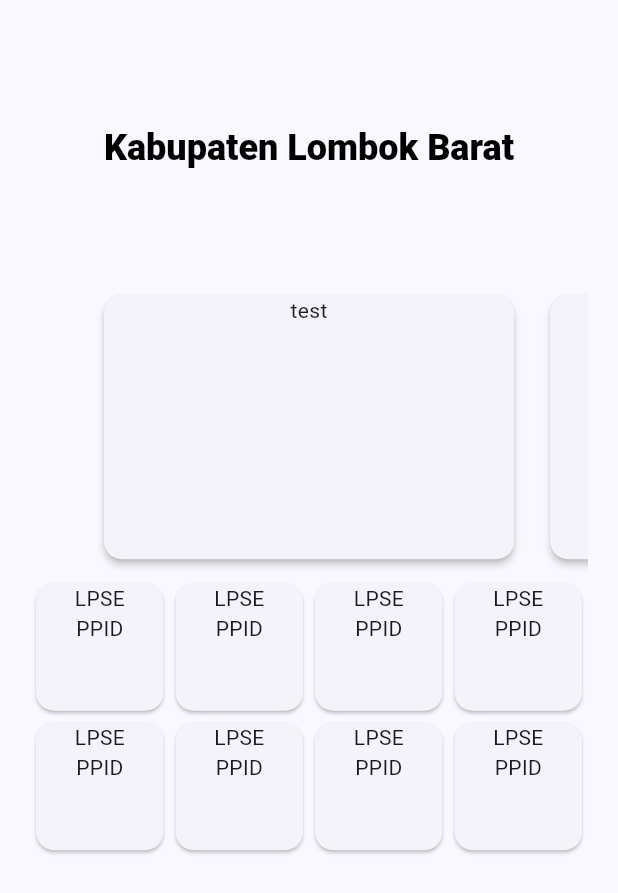
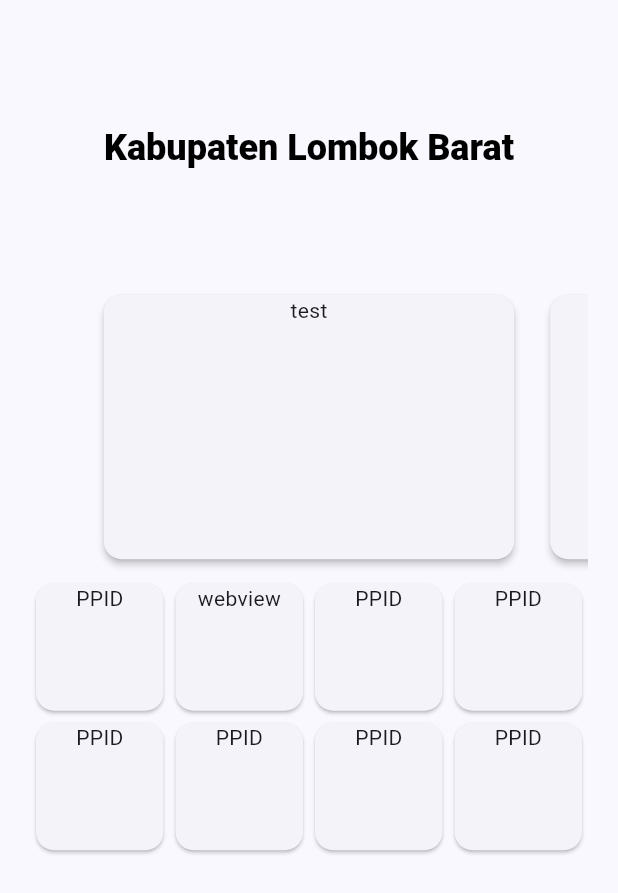
Before and after one commit to Pujiarto-Tri/lombokbarat_dashboard, a Flutter app: the screen it shows after launch, on a phone screen of 412 x 824 dp. Shown: the top 893 px of the screen. Run offline on Flutter 3.47's test engine with Material 2 defaults, Android fonts, the phone set to English and light mode, and no system bars; our stand-ins replace webview_flutter; missing offline and left inert: webview_flutter_android, webview_flutter_wkwebview.

Commit message:
modified:   lib/main.dart 	modified:   lib/screens/home_screen.dart 	modified:   lib/screens/lobar_dashboard/dashboard.dart 	modified:   lib/screens/screen.dart 	new file:   lib/screens/webview_screen/webview_screen.dart 	modified:   pubspec.lock 	modified:   pubspec.yaml

```diff
--- a/lib/main.dart
+++ b/lib/main.dart
@@ -24,6 +24,7 @@
         LaporanLayananScreen.routeName: (context) =>
             const LaporanLayananScreen(),
         DashboardScreen.routeName: (context) => const DashboardScreen(),
+        WebViewScreen.routeName: (context) => const WebViewScreen(),
       },
     );
   }
--- a/lib/screens/home_screen.dart
+++ b/lib/screens/home_screen.dart
@@ -1,5 +1,4 @@
 import 'package:flutter/material.dart';
-import 'package:ppid_flutter/screens/search_result_screen.dart';
 import '../models/ppid_api_model.dart';
 // import '../widgets/bottom_nav_bar.dart';
 import 'screen.dart';
--- a/lib/screens/lobar_dashboard/dashboard.dart
+++ b/lib/screens/lobar_dashboard/dashboard.dart
@@ -110,6 +110,7 @@
       child: GridView.count(
         crossAxisCount: 4, // 3 columns
         children: List.generate(8, (index) {
+          if (index == 0) {
             return SizedBox(
               height: 20,
               width: 20,
@@ -120,11 +121,42 @@
                     Navigator.pushNamed(context, HomeScreen.routeName);
                   },
                   child: Column(
-                  children: const <Widget>[Text("LPSE"), Text("PPID")],
+                    children: const <Widget>[Text("PPID")],
                   ),
                 ),
               ),
             );
+          } else if (index == 1) {
+            return SizedBox(
+              height: 20,
+              width: 20,
+              child: Card(
+                elevation: 1,
+                child: InkWell(
+                  onTap: () {
+                    Navigator.pushNamed(context, WebViewScreen.routeName);
+                  },
+                  child: Column(
+                    children: const <Widget>[Text("webview")],
+                  ),
+                ),
+              ),
+            );
+          } else {
+            return SizedBox(
+              height: 20,
+              width: 20,
+              child: Card(
+                elevation: 1,
+                child: InkWell(
+                  onTap: () {},
+                  child: Column(
+                    children: const <Widget>[Text("PPID")],
+                  ),
+                ),
+              ),
+            );
+          }
         }),
       ),
     );
--- a/lib/screens/screen.dart
+++ b/lib/screens/screen.dart
@@ -3,3 +3,5 @@
 export 'laporan_pelayanan_screen.dart';
 export 'lobar_dashboard/dashboard.dart';
 export 'permohonan_informasi_screen.dart';
+export 'search_result_screen.dart';
+export 'webview_screen/webview_screen.dart';
--- a/pubspec.yaml
+++ b/pubspec.yaml
@@ -41,6 +41,7 @@
   cupertino_icons: ^1.0.2
   json_serializable: ^6.5.4
   json_annotation: ^4.7.0
+  webview_flutter: ^4.0.1
 
 
 
```
Also changed, not shown: lib/screens/webview_screen/webview_screen.dart (added, +66 -0 lines), pubspec.lock. Lines whose indentation alone changed are shown as unchanged.
